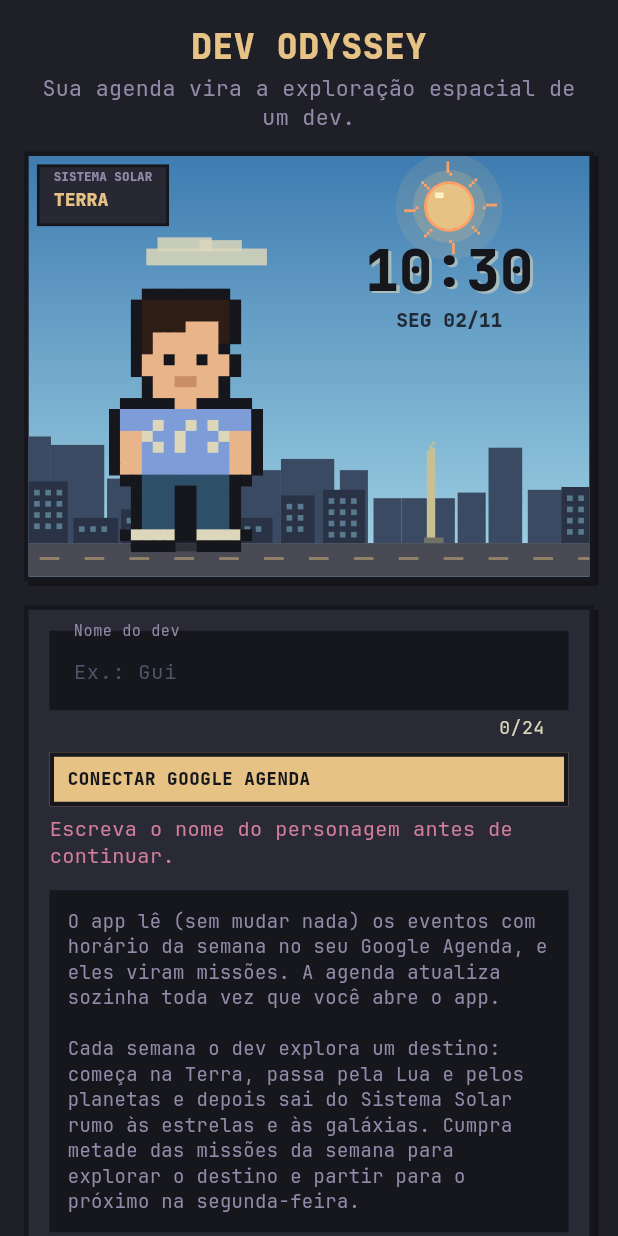
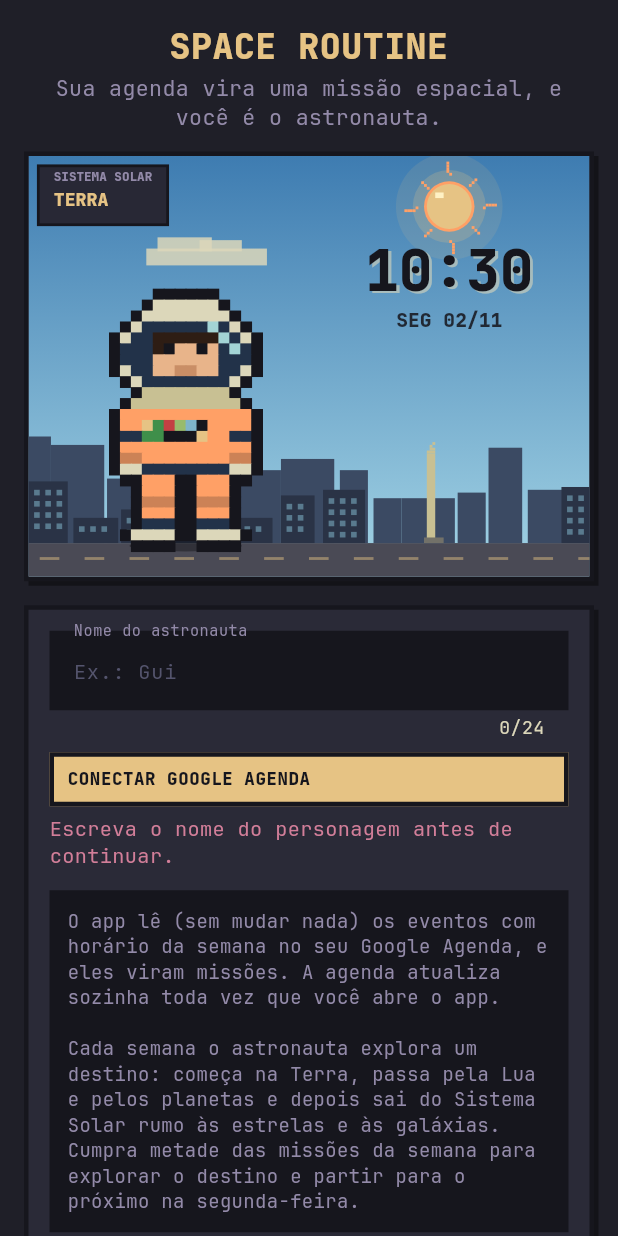
Before and after one commit to g8-fuentes/space-calendar-, a Flutter app: the screen it shows after launch, after a tap on "CONECTAR GOOGLE AGENDA", on a phone screen of 412 x 824 dp. Run offline on Flutter 3.47's test engine with Material 3 defaults, Android fonts, the phone set to English and light mode, and no system bars; our stand-ins replace audioplayers, file_picker, flutter_local_notifications, flutter_riverpod, flutter_timezone, google_sign_in and 2 more; network calls fail.

Commit message:
Space Routine: o personagem vira astronauta
- Astronauta em pixel art com capacete redondo, visor e painel no peito.
  Cada nível muda o traje, as faixas, o visor e a mochila (oxigênio e
  depois a jato), de Cadete espacial a Astronauta cósmico, sem fim.
- Frases de astronautas e de quem olhou para as estrelas em cada nível.
- Textos sem o tema dev; novo nome Space Routine, ícone de astronauta e
  APK space-routine. O progresso salvo continua valendo.

Co-Authored-By: Claude Opus 5.5 <noreply@anthropic.com>
Claude-Session: https://claude.ai/code/session_01KQqukXowDvgs4fr8tGyKw8

```diff
--- a/lib/app/app.dart
+++ b/lib/app/app.dart
@@ -42,7 +42,7 @@ class _RotinaQuestAppState extends State<RotinaQuestApp> {
   @override
   Widget build(BuildContext context) {
     return MaterialApp(
-      title: 'Dev Odyssey',
+      title: 'Space Routine',
       debugShowCheckedModeBanner: false,
       theme: buildKanagawaTheme(),
       home: const _Root(),
--- a/lib/app/startup_error.dart
+++ b/lib/app/startup_error.dart
@@ -38,7 +38,7 @@ class StartupErrorBox extends StatelessWidget {
       color: Kanagawa.sumiInk0,
       padding: const EdgeInsets.all(12),
       child: Text(
-        'Ops, algo deu errado no Dev Odyssey:\n\n$message',
+        'Ops, algo deu errado no Space Routine:\n\n$message',
         style: const TextStyle(color: Kanagawa.fujiWhite, fontSize: 12, fontFamily: 'monospace'),
         textDirection: TextDirection.ltr,
       ),
--- a/lib/features/game/domain/catalog/places.dart
+++ b/lib/features/game/domain/catalog/places.dart
@@ -30,7 +30,7 @@ String regionName(Region r) => switch (r) {
       Region.galaxy => 'Galáxia e além',
     };
 
-/// Um destino da exploração. Cada semana o dev explora um destino.
+/// Um destino da exploração. Cada semana o astronauta explora um destino.
 class Place {
   const Place({
     required this.index,
@@ -50,14 +50,19 @@ class Place {
   final String fact;
   final Landmark landmark;
 
-  /// Semana da jornada em que o dev explora este lugar (1 = a primeira).
+  /// Semana da jornada em que o astronauta explora este lugar (1 = a primeira).
   int get week => index + 1;
 }
 
 typedef _P = (String, PlaceKind, List<int>, String);
 
 const _solar = <_P>[
-  ('Terra', PlaceKind.home, [0xFF7E9CD8, 0xFF98BB6C], 'Base de lançamento em Bauru. Daqui o dev parte para o espaço.'),
+  (
+    'Terra',
+    PlaceKind.home,
+    [0xFF7E9CD8, 0xFF98BB6C],
+    'Base de lançamento em Bauru. Daqui o astronauta parte para o espaço.'
+  ),
   ('Lua', PlaceKind.moon, [0xFF938AA9, 0xFF727169], 'Fica a 384 mil km. A luz dela leva 1,3 segundo para chegar aqui.'),
   ('Mercúrio', PlaceKind.moon, [0xFF727169, 0xFF54546D], 'O mais perto do Sol: um ano lá dura só 88 dias.'),
   (
--- a/lib/features/game/domain/entities/game_state.dart
+++ b/lib/features/game/domain/entities/game_state.dart
@@ -75,7 +75,7 @@ class WeekRecord {
       });
 }
 
-/// Tudo o que é salvo. Cada semana o dev explora um destino; as semanas
+/// Tudo o que é salvo. Cada semana o astronauta explora um destino; as semanas
 /// em que ele cumpriu a meta ficam em [explored] (ver game_rules.dart).
 class GameState {
   GameState({
@@ -119,7 +119,7 @@ class GameState {
   int lastForm;
 
   /// Semanas (chave da segunda-feira) em que a meta foi cumprida: cada uma
-  /// leva o dev a um destino novo na semana seguinte.
+  /// leva o astronauta a um destino novo na semana seguinte.
   final Set<String> explored;
 
   /// Última semana em que o aviso de destino explorado já apareceu.
--- a/lib/features/game/domain/services/game_stats.dart
+++ b/lib/features/game/domain/services/game_stats.dart
@@ -118,7 +118,7 @@ class GameStats {
   Place get place => placeAt(placeIndex);
   Place get next => placeAt(placeIndex + 1);
 
-  /// Meta da semana cumprida: na segunda-feira o dev parte para [next].
+  /// Meta da semana cumprida: na segunda-feira o astronauta parte para [next].
   bool get explored => weekDone >= weekGoal;
 
   /// Missões que faltam nesta semana para explorar o destino.
--- a/lib/features/game/presentation/art/character_art.dart
+++ b/lib/features/game/presentation/art/character_art.dart
@@ -8,21 +8,19 @@ import 'pixel_art.dart';
 
 const _skin = Color(0xFFE8B48A);
 const _skinDark = Color(0xFFC98E66);
+const _hair = Color(0xFF2E1D14);
 const _ink = Kanagawa.sumiInk0;
 
 /// Grade do personagem: 26 x 34, com a figura entre as colunas 6 e 20
-/// e os pés na linha 30 (há espaço em cima para o cabelo em chamas).
+/// e os pés na linha 30 (há espaço em volta para a aura).
 const gridW = 26, gridH = 34, _ox = 5, _oy = 9;
 
 /// Linha dos pés na grade.
 const feetRow = _oy + 21;
 
-/// Cor de aura e cabelo, com o ciclo de cores das formas cósmicas.
+/// Cor da aura, com o ciclo de cores das formas cósmicas.
 Color auraOf(Transformation f, int tick) =>
     f.cosmic ? Color(hslToArgb(((tick * 3) % 360).toDouble(), .75, .65)) : Color(f.auraColor);
-
-Color hairOf(Transformation f, int tick) =>
-    f.cosmic ? Color(hslToArgb(((tick * 3 + 180) % 360).toDouble(), .7, .7)) : Color(f.hairColor);
 
 typedef _R = void Function(int x, int y, int w, int h, Color c);
 
@@ -39,213 +37,98 @@ typedef _R = void Function(int x, int y, int w, int h, Color c);
   return (g, r);
 }
 
-void _spikes(_R r, Color hair) {
-  r(4, 0, 8, 2, hair);
-  r(4, 2, 1, 3, hair);
-  r(11, 2, 1, 3, hair);
-  r(4, -2, 2, 2, hair);
-  r(5, -4, 1, 2, hair);
-  r(7, -3, 2, 3, hair);
-  r(8, -5, 1, 2, hair);
-  r(10, -2, 2, 2, hair);
-  r(10, -4, 1, 2, hair);
-  r(3, 1, 1, 2, hair);
-  r(12, 1, 1, 2, hair);
-  r(2, 2, 1, 1, hair);
-  r(13, 2, 1, 1, hair);
-  r(5, 2, 1, 2, hair);
-  r(9, 2, 1, 1, hair);
-}
-
-void _wild(_R r, Color hair) {
-  _spikes(r, hair);
-  r(2, 0, 1, 4, hair);
-  r(13, 0, 1, 4, hair);
-  r(1, 1, 1, 2, hair);
-  r(14, 1, 1, 2, hair);
-  r(0, 2, 1, 1, hair);
-  r(15, 2, 1, 1, hair);
-  r(3, -3, 2, 3, hair);
-  r(11, -3, 2, 3, hair);
-  r(2, -4, 1, 2, hair);
-  r(13, -4, 1, 2, hair);
-  r(6, -6, 1, 3, hair);
-  r(9, -6, 1, 4, hair);
-  r(3, 2, 1, 5, hair);
-  r(12, 2, 1, 5, hair);
-}
-
-void _flame(_R r, Color hair, Color tip, int tick) {
-  _spikes(r, hair);
-  final f = (tick ~/ 6) % 2;
-  r(4, -5, 1, 3, hair);
-  r(11, -5, 1, 3, hair);
-  r(5, -7 + f, 1, 3, hair);
-  r(7, -8, 2, 5, hair);
-  r(8, -9 + f, 1, 1, tip);
-  r(10, -7 + f, 1, 3, hair);
-  r(6, -6, 1, 2, hair);
-  r(9, -6, 1, 2, hair);
-  r(5, -7 + f, 1, 1, tip);
-  r(10, -7 + f, 1, 1, tip);
-  r(3, -3, 1, 3, hair);
-  r(12, -3, 1, 3, hair);
-}
-
-/// Logo </> de dev no peito.
-void _dev(_R r, Color c) {
-  for (final (x, y) in const [(5, 11), (4, 12), (5, 13), (8, 11), (7, 12), (7, 13), (10, 11), (11, 12), (10, 13)]) {
-    r(x, y, 1, 1, c);
+/// O astronauta: o traje, o visor e a mochila mudam a cada nível. O rosto
+/// aparece pelo visor.
+PixelGrid astronautGrid(Transformation f, {bool blink = false, int tick = 0}) {
+  final (g, r) = _canvas();
+  final aura = auraOf(f, tick);
+  final suit = Color(f.suit), trim = f.cosmic ? aura : Color(f.trim);
+  final shade = Color.lerp(suit, _ink, .22)!;
+  final visor = f.cosmic ? Color.lerp(const Color(0xFF223249), aura, .55)! : Color(f.visor);
+  final helmet = f.gear == Gear.none ? Kanagawa.fujiWhite : Color.lerp(Kanagawa.fujiWhite, suit, .25)!;
+  // mochila
+  if (f.gear != Gear.none) {
+    r(1, 10, 2, 7, Kanagawa.fujiGray);
+    r(13, 10, 2, 7, Kanagawa.fujiGray);
+    r(1, 16, 2, 1, Kanagawa.sumiInk6);
+    r(13, 16, 2, 1, Kanagawa.sumiInk6);
   }
-}
-
-/// O dev explorador: roupa e cabelo mudam a cada nível.
-PixelGrid personGrid(Transformation f, {bool blink = false, int tick = 0}) {
-  final (g, r) = _canvas();
-  final hair = hairOf(f, tick);
-  final eyes = Color(f.eyes);
-  if (f.hair == Hair.long) {
-    r(3, 2, 10, 15, hair);
-    r(4, 17, 8, 2, hair);
+  if (f.gear == Gear.jet) {
+    final fl = (tick ~/ 4) % 2;
+    r(1, 17, 2, 2 + fl, Kanagawa.surimiOrange);
+    r(13, 17, 2, 2 + fl, Kanagawa.surimiOrange);
+    r(1, 17, 2, 1, Kanagawa.carpYellow);
+    r(13, 17, 2, 1, Kanagawa.carpYellow);
   }
-  if (f.outfit == Outfit.giCape || f.outfit == Outfit.starSuit) {
-    final cape = f.outfit == Outfit.starSuit ? const Color(0xFF7E9CD8) : Kanagawa.autumnRed;
-    r(3, 10, 10, 11, cape);
-    r(2, 15, 12, 6, cape);
-    r(2, 20, 12, 1, Color.lerp(cape, _ink, .35)!);
-  }
-  // cabeça
-  r(5, 2, 6, 7, _skin);
-  r(4, 5, 1, 2, _skin);
-  r(11, 5, 1, 2, _skin);
-  switch (f.hair) {
-    case Hair.normal:
-      r(4, 0, 8, 2, hair);
-      r(4, 2, 1, 3, hair);
-      r(11, 2, 1, 2, hair);
-      r(5, 2, 3, 1, hair);
-    case Hair.spiky || Hair.long:
-      _spikes(r, hair);
-    case Hair.wild:
-      _wild(r, hair);
-    case Hair.flame:
-      _flame(r, hair, auraOf(f, tick), tick);
-  }
-  r(6, 5, 1, 1, blink ? _skinDark : eyes);
-  r(9, 5, 1, 1, blink ? _skinDark : eyes);
-  r(7, 7, 2, 1, _skinDark);
-  r(7, 9, 2, 1, _skin);
-  // roupa
-  switch (f.outfit) {
-    case Outfit.casual:
-      const shirt = Color(0xFF7E9CD8), jeans = Color(0xFF2D4F67);
-      r(4, 10, 8, 6, shirt);
-      r(2, 10, 2, 2, shirt);
-      r(12, 10, 2, 2, shirt);
-      r(2, 12, 2, 4, _skin);
-      r(12, 12, 2, 4, _skin);
-      r(4, 16, 8, 1, jeans);
-      r(4, 17, 3, 4, jeans);
-      r(9, 17, 3, 4, jeans);
-      r(3, 21, 4, 1, Kanagawa.fujiWhite);
-      r(9, 21, 4, 1, Kanagawa.fujiWhite);
-      _dev(r, Kanagawa.fujiWhite);
-    case Outfit.training:
-      const hoodie = Color(0xFF727169), pants = Color(0xFF1F1F28);
-      r(4, 10, 8, 6, hoodie);
-      r(2, 10, 2, 5, hoodie);
-      r(12, 10, 2, 5, hoodie);
-      r(4, 15, 8, 1, Kanagawa.autumnRed);
-      _dev(r, Kanagawa.carpYellow);
-      r(2, 15, 2, 1, _skin);
-      r(12, 15, 2, 1, _skin);
-      r(7, 10, 2, 1, Kanagawa.fujiWhite);
-      r(4, 16, 8, 1, pants);
-      r(4, 17, 3, 4, pants);
-      r(9, 17, 3, 4, pants);
-      r(3, 21, 4, 1, Kanagawa.autumnRed);
-      r(9, 21, 4, 1, Kanagawa.autumnRed);
-    case Outfit.gi || Outfit.giCape:
-      const gi = Color(0xFFFFA066), blue = Color(0xFF223249);
-      r(4, 10, 8, 6, gi);
-      r(7, 10, 2, 1, blue);
-      r(4, 15, 8, 1, blue);
-      r(2, 10, 2, 2, gi);
-      r(12, 10, 2, 2, gi);
-      r(2, 12, 2, 2, _skin);
-      r(12, 12, 2, 2, _skin);
-      r(2, 14, 2, 1, blue);
-      r(12, 14, 2, 1, blue);
-      r(2, 15, 2, 1, _skin);
-      r(12, 15, 2, 1, _skin);
-      r(4, 16, 8, 1, gi);
-      r(4, 17, 3, 3, gi);
-      r(9, 17, 3, 3, gi);
-      r(3, 20, 4, 2, blue);
-      r(9, 20, 4, 2, blue);
-      r(3, 20, 4, 1, Kanagawa.autumnRed);
-      r(9, 20, 4, 1, Kanagawa.autumnRed);
-      _dev(r, blue);
-      if (f.outfit == Outfit.giCape) {
-        r(4, 10, 1, 1, Kanagawa.carpYellow);
-        r(11, 10, 1, 1, Kanagawa.carpYellow);
-      }
-    case Outfit.starSuit:
-      const robe = Color(0xFFE4DFC6), sash = Color(0xFF7E9CD8), navy = Color(0xFF223249);
-      r(4, 10, 8, 6, robe);
-      r(4, 14, 8, 2, sash);
-      r(7, 10, 2, 3, navy);
-      r(2, 10, 2, 4, robe);
-      r(12, 10, 2, 4, robe);
-      r(2, 14, 2, 2, _skin);
-      r(12, 14, 2, 2, _skin);
-      r(4, 16, 8, 1, navy);
-      r(4, 17, 3, 4, navy);
-      r(9, 17, 3, 4, navy);
-      r(3, 21, 4, 1, robe);
-      r(9, 21, 4, 1, robe);
-      _dev(r, sash);
-  }
+  // capacete redondo
+  r(5, 0, 6, 1, helmet);
+  r(4, 1, 8, 1, helmet);
+  r(3, 2, 10, 1, helmet);
+  r(2, 3, 12, 4, helmet);
+  r(3, 7, 10, 1, helmet);
+  r(4, 8, 8, 1, Kanagawa.oldWhite);
+  r(3, 9, 10, 1, Kanagawa.oldWhite);
+  r(2, 4, 1, 2, trim);
+  r(13, 4, 1, 2, trim);
+  // visor e rosto
+  r(4, 2, 8, 1, visor);
+  r(3, 3, 10, 4, visor);
+  r(4, 7, 8, 1, visor);
+  r(5, 3, 6, 4, _skin);
+  r(5, 3, 6, 1, _hair);
+  r(5, 4, 1, 1, _hair);
+  r(6, 4, 1, 1, blink ? _skinDark : _ink);
+  r(9, 4, 1, 1, blink ? _skinDark : _ink);
+  r(7, 6, 2, 1, _skinDark);
+  r(10, 2, 1, 1, Kanagawa.lightBlue);
+  r(11, 3, 1, 1, Kanagawa.lightBlue);
+  r(12, 4, 1, 1, Kanagawa.lightBlue);
+  // corpo e painel do peito
+  r(4, 10, 8, 6, suit);
+  r(4, 15, 8, 1, trim);
+  r(6, 11, 4, 2, _ink);
+  r(6, 11, 1, 1, Kanagawa.autumnRed);
+  r(7, 11, 1, 1, Kanagawa.springGreen);
+  r(8, 11, 1, 1, Kanagawa.springBlue);
+  r(9, 12, 1, 1, Kanagawa.carpYellow);
+  // bandeira do Brasil no ombro
+  r(4, 11, 2, 2, const Color(0xFF3F8F4A));
+  r(4, 11, 1, 1, const Color(0xFFE6C384));
+  // braços
+  r(2, 10, 2, 5, suit);
+  r(12, 10, 2, 5, suit);
+  r(2, 12, 2, 1, trim);
+  r(12, 12, 2, 1, trim);
+  r(2, 14, 2, 1, shade);
+  r(12, 14, 2, 1, shade);
+  r(2, 15, 2, 1, Kanagawa.fujiWhite);
+  r(12, 15, 2, 1, Kanagawa.fujiWhite);
+  // pernas e botas
+  r(4, 16, 3, 5, suit);
+  r(9, 16, 3, 5, suit);
+  r(4, 18, 3, 1, shade);
+  r(9, 18, 3, 1, shade);
+  r(4, 20, 3, 1, trim);
+  r(9, 20, 3, 1, trim);
+  r(3, 21, 4, 1, Kanagawa.fujiWhite);
+  r(9, 21, 4, 1, Kanagawa.fujiWhite);
   return outlined(g);
 }
 
 final _grids = <String, PixelGrid>{};
 
-/// Grade do personagem na transformação [f].
+/// Grade do astronauta no nível [f].
 PixelGrid characterGrid(Transformation f, {bool blink = false, int tick = 0}) {
-  final t = f.cosmic ? tick ~/ 4 * 4 : (f.hair == Hair.flame ? tick ~/ 6 * 6 % 12 : 0);
+  final t = f.cosmic ? tick ~/ 4 * 4 : (f.gear == Gear.jet ? tick ~/ 4 % 2 * 4 : 0);
   final key = '${f.index}|$blink|$t';
   if (_grids.length > 40) _grids.clear();
-  return _grids[key] ??= personGrid(f, blink: blink, tick: t);
+  return _grids[key] ??= astronautGrid(f, blink: blink, tick: t);
 }
 
-/// Caixa ocupada pela figura (do topo do cabelo aos pés) com a grade em
+/// Caixa da figura (do capacete aos pés, com folga para a aura) com a grade em
 /// [origin] e escala [sc].
 Rect figureBox(Offset origin, double sc) =>
     Rect.fromLTWH(origin.dx + 7 * sc, origin.dy + (_oy - 5) * sc, 12 * sc, 27 * sc);
-
-/// Capacete de vidro que o dev usa fora da Terra: deixa ver o rosto e o
-/// cabelo de cada nível.
-void paintHelmet(Canvas canvas, Offset origin, double sc, int tick) {
-  final c = Offset(origin.dx + (_ox + 8) * sc, origin.dy + (_oy + 3.5) * sc);
-  final rad = 8.2 * sc;
-  final p = Paint()..color = const Color(0xFFA3D4D5).withAlpha(38);
-  canvas.drawCircle(c, rad, p);
-  p
-    ..style = PaintingStyle.stroke
-    ..strokeWidth = sc
-    ..color = const Color(0xFFDCD7BA).withAlpha(190);
-  canvas.drawCircle(c, rad, p);
-  p
-    ..strokeWidth = sc * .8
-    ..color = Kanagawa.fujiWhite.withAlpha(150 + (40 * math.sin(tick * .05)).round());
-  canvas.drawArc(Rect.fromCircle(center: c, radius: rad - 2 * sc), math.pi * 1.1, math.pi * .35, false, p);
-  // gola do capacete
-  p
-    ..style = PaintingStyle.fill
-    ..color = const Color(0xFF938AA9);
-  canvas.drawRect(Rect.fromLTWH(origin.dx + (_ox + 3) * sc, origin.dy + (_oy + 9) * sc, 10 * sc, 1.2 * sc), p);
-}
 
 /// Força da aura; no espaço ele sempre voa com pelo menos um brilho.
 int auraLevel(Transformation f, {bool space = false}) => space ? math.max(1, f.aura) : f.aura;
--- a/lib/features/game/presentation/controllers/import_flow.dart
+++ b/lib/features/game/presentation/controllers/import_flow.dart
@@ -37,7 +37,7 @@ Future<String?> importCalendar(BuildContext context, WidgetRef ref, {String? her
   }
   ctrl.apply((s) {
     if (heroName != null) {
-      s.name = heroName.trim().isEmpty ? 'Dev' : heroName.trim();
+      s.name = heroName.trim().isEmpty ? 'Astronauta' : heroName.trim();
       s.onboarded = true;
       s.startDate = ymd(ctrl.now);
     }
--- a/lib/features/game/presentation/controllers/sync_flow.dart
+++ b/lib/features/game/presentation/controllers/sync_flow.dart
@@ -43,7 +43,7 @@ Future<String?> connectGoogle(BuildContext context, WidgetRef ref, {String? hero
     await loading;
     if (heroName != null) {
       ctrl.apply((s) {
-        s.name = heroName.trim().isEmpty ? 'Dev' : heroName.trim();
+        s.name = heroName.trim().isEmpty ? 'Astronauta' : heroName.trim();
         s.onboarded = true;
         s.startDate = ymd(ctrl.now);
       });
--- a/lib/features/game/presentation/screens/character_screen.dart
+++ b/lib/features/game/presentation/screens/character_screen.dart
@@ -51,8 +51,8 @@ class CharacterScreen extends ConsumerWidget {
                   style: PixelText.body(14, color: Kanagawa.carpYellow)),
               const SizedBox(height: 8),
               Text(
-                'A cada nível o dev ganha roupa, cabelo e aura novos e uma frase de dev ou de explorador '
-                'do espaço. Os níveis não têm fim.',
+                'A cada nível o astronauta ganha traje, visor e aura novos e uma frase de quem olhou para as '
+                'estrelas. Os níveis não têm fim.',
                 style: PixelText.body(13, color: Kanagawa.springViolet1),
               ),
             ]),
@@ -82,7 +82,7 @@ class CharacterScreen extends ConsumerWidget {
       const SizedBox(height: 14),
       PixelPanel(
         child: Column(crossAxisAlignment: CrossAxisAlignment.stretch, children: [
-          Text('NÍVEIS DE DEV', style: PixelText.display(10)),
+          Text('NÍVEIS DO ASTRONAUTA', style: PixelText.display(10)),
           const SizedBox(height: 10),
           for (var i = 0; i <= last; i++) ...[
             _FormTile(
--- a/lib/features/game/presentation/screens/explore_screen.dart
+++ b/lib/features/game/presentation/screens/explore_screen.dart
@@ -60,7 +60,7 @@ class _Header extends ConsumerWidget {
     return Row(children: [
       Expanded(
         child: Column(crossAxisAlignment: CrossAxisAlignment.start, children: [
-          Text((s.name.isEmpty ? 'Dev' : s.name).toUpperCase(),
+          Text((s.name.isEmpty ? 'Astronauta' : s.name).toUpperCase(),
               style: PixelText.display(10), maxLines: 1, overflow: TextOverflow.ellipsis),
           Text(
               '${t.missionsDone} ${t.missionsDone == 1 ? 'missão concluída' : 'missões concluídas'} · hoje ${t.doneToday}/${t.totalToday}',
--- a/lib/features/game/presentation/screens/intro_screen.dart
+++ b/lib/features/game/presentation/screens/intro_screen.dart
@@ -11,7 +11,7 @@ import '../widgets/explore_scene.dart';
 import '../widgets/pixel_widgets.dart';
 import '../widgets/ui.dart';
 
-/// Primeira tela: nome do dev e a conexão com o Google Agenda (ou, como
+/// Primeira tela: nome do astronauta e a conexão com o Google Agenda (ou, como
 /// alternativa, um arquivo .ics).
 class IntroScreen extends ConsumerStatefulWidget {
   const IntroScreen({super.key});
@@ -62,10 +62,10 @@ class _IntroScreenState extends ConsumerState<IntroScreen> {
             child: ListView(
               padding: const EdgeInsets.all(16),
               children: [
-                Text('DEV ODYSSEY',
+                Text('SPACE ROUTINE',
                     textAlign: TextAlign.center, style: PixelText.display(16, color: Kanagawa.carpYellow)),
                 const SizedBox(height: 4),
-                Text('Sua agenda vira a exploração espacial de um dev.',
+                Text('Sua agenda vira uma missão espacial, e você é o astronauta.',
                     textAlign: TextAlign.center, style: PixelText.body(16, color: Kanagawa.springViolet1)),
                 const SizedBox(height: 14),
                 PixelPanel(padding: EdgeInsets.zero, child: ExploreScene(placeOverride: placeAt(0))),
@@ -76,7 +76,7 @@ class _IntroScreenState extends ConsumerState<IntroScreen> {
                       controller: _name,
                       maxLength: 24,
                       style: PixelText.body(17),
-                      decoration: pixelInput('Nome do dev', hint: 'Ex.: Gui'),
+                      decoration: pixelInput('Nome do astronauta', hint: 'Ex.: Gui'),
                       onSubmitted: (_) => _start(google: true),
                     ),
                     const SizedBox(height: 8),
@@ -89,7 +89,7 @@ class _IntroScreenState extends ConsumerState<IntroScreen> {
                       child: Text(
                         'O app lê (sem mudar nada) os eventos com horário da semana no seu Google Agenda, e eles '
                         'viram missões. A agenda atualiza sozinha toda vez que você abre o app.\n\n'
-                        'Cada semana o dev explora um destino: começa na Terra, passa pela Lua e pelos planetas e '
+                        'Cada semana o astronauta explora um destino: começa na Terra, passa pela Lua e pelos planetas e '
                         'depois sai do Sistema Solar rumo às estrelas e às galáxias. Cumpra metade das missões da '
                         'semana para explorar o destino e partir para o próximo na segunda-feira.',
                         style: PixelText.body(14, color: Kanagawa.springViolet1),
--- a/lib/features/game/presentation/screens/map_screen.dart
+++ b/lib/features/game/presentation/screens/map_screen.dart
@@ -46,7 +46,7 @@ class MapScreen extends ConsumerWidget {
           padding: const EdgeInsets.only(top: 12),
           child: PixelPanel(
             child: Text(
-              'Cada semana o dev explora um destino. Cumpra metade das missões da semana para explorar e, na '
+              'Cada semana o astronauta explora um destino. Cumpra metade das missões da semana para explorar e, na '
               'segunda-feira, a nave parte para o próximo: primeiro a Lua e os planetas, depois as estrelas '
               'vizinhas e, por fim, nebulosas e galáxias, sem fim.',
               style: PixelText.body(14, color: Kanagawa.springViolet1),
--- a/lib/features/game/presentation/widgets/character_view.dart
+++ b/lib/features/game/presentation/widgets/character_view.dart
@@ -8,7 +8,7 @@ import '../../domain/catalog/transformations.dart';
 import '../art/character_art.dart';
 import '../art/pixel_art.dart';
 
-/// O dev explorador grande, animado e com a aura da transformação, num fundo
+/// O astronauta grande, animado e com a aura da transformação, num fundo
 /// escuro.
 class CharacterView extends StatefulWidget {
   const CharacterView({super.key, required this.form, this.locked = false});
--- a/lib/features/game/presentation/widgets/explore_scene.dart
+++ b/lib/features/game/presentation/widgets/explore_scene.dart
@@ -42,7 +42,7 @@ const _sc = 3.9;
 /// fica em pé no chão; no espaço, voa com a aura.
 Offset _originOf(bool earth) => Offset(56 - 13 * _sc, earth ? 138 - (feetRow + 1) * _sc : 132 - (feetRow + 1) * _sc);
 
-/// Cena da exploração: o dev explorador grande no lugar atual, com a hora ao
+/// Cena da exploração: o astronauta grande no lugar atual, com a hora ao
 /// lado, sol ou lua conforme o relógio e, na Terra, o tempo de Bauru.
 /// Toque nele para ele pular.
 class ExploreScene extends ConsumerStatefulWidget {
@@ -422,7 +422,6 @@ class _ScenePainter extends CustomPainter {
     final level = auraLevel(form, space: !onEarth);
     paintAuraBack(canvas, box, form, level, aura, tick);
     paintGrid(canvas, characterGrid(form, blink: tick % 200 < 6, tick: tick), o, _sc);
-    if (!onEarth) paintHelmet(canvas, o, _sc, tick);
     paintAuraFront(canvas, box, form, level, tick);
   }
 
--- a/pubspec.yaml
+++ b/pubspec.yaml
@@ -1,5 +1,5 @@
 name: rotina_quest
-description: Dev Odyssey — a rotina semanal do Guilherme Fuentes como a exploração espacial de um dev, em pixel art.
+description: Space Routine — a rotina semanal do Guilherme Fuentes como uma missão espacial em pixel art, com ele de astronauta.
 publish_to: 'none'
 version: 1.0.0+1
 
```
Also changed, not shown: lib/features/game/domain/catalog/transformations.dart (+183 -125 lines), 25 other files.
